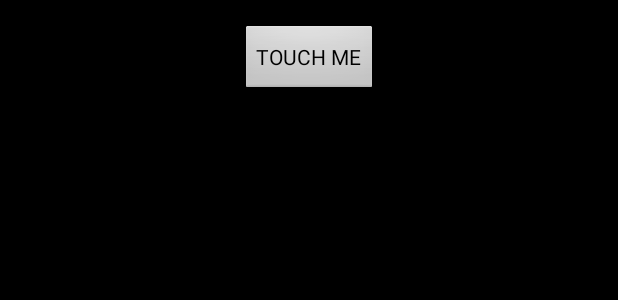
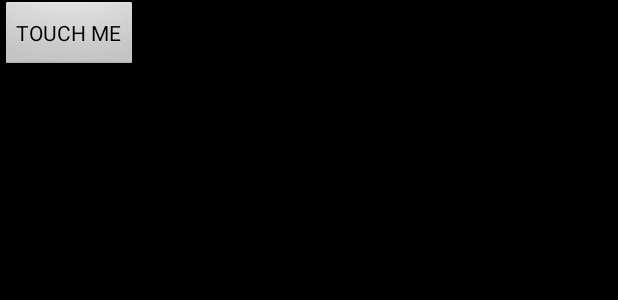
Before and after one commit to Trevorrush/jet_sports, an Android app: the layout activity_main.xml on its own in the app's theme, with its tools: preview values and no code run, on a phone screen of 412 x 824 dp. Shown: the top 300 px of the screen. Run offline under Robolectric (Android 15) with nearby library versions, the phone set to English and light mode, and no system bars.

```diff
--- a/app/src/main/AndroidManifest.xml
+++ b/app/src/main/AndroidManifest.xml
@@ -15,7 +15,7 @@
         android:allowBackup="true"
         android:icon="@drawable/ic_launcher"
         android:label="@string/app_name"
-        android:theme="@style/AppTheme" >
+        android:theme="@style/ReconTheme" >
         <uses-library android:name="com.reconinstruments.lib" />
         <uses-library android:name="com.reconinstruments.os" />
         <activity
--- a/app/src/main/res/layout/activity_main.xml
+++ b/app/src/main/res/layout/activity_main.xml
@@ -1,10 +1,8 @@
-<RelativeLayout xmlns:android="http://schemas.android.com/apk/res/android"
-    xmlns:tools="http://schemas.android.com/tools" android:layout_width="match_parent"
-    android:layout_height="match_parent" android:paddingLeft="@dimen/activity_horizontal_margin"
-    android:paddingRight="@dimen/activity_horizontal_margin"
-    android:paddingTop="@dimen/activity_vertical_margin"
-    android:paddingBottom="@dimen/activity_vertical_margin" tools:context=".MainActivity"
-    android:id="@+id/mainView">
+<?xml version="1.0" encoding="utf-8"?>
+<FrameLayout
+    xmlns:android="http://schemas.android.com/apk/res/android"
+    android:layout_width="match_parent"
+    android:layout_height="match_parent">
 
     <Button
         android:layout_width="wrap_content"
@@ -14,4 +12,4 @@
         android:layout_alignParentTop="true"
         android:layout_centerHorizontal="true" />
 
-</RelativeLayout>
+</FrameLayout>
--- a/app/src/main/res/values/strings.xml
+++ b/app/src/main/res/values/strings.xml
@@ -6,4 +6,7 @@
 
     <!--Progress text-->
     <string name="fetching_score">Fetching...</string>
+    <string name="fetching_score_details">This will only take a moment  :D</string>
+
+    <string name="fetching_success">Success!</string>
 </resources>
```
Also changed, not shown: app/src/main/java/com/travel/reconsports/MainActivity.java (+68 -20 lines), app/src/main/res/drawable/new_york_yankees.png (added), app/src/main/res/drawable/seattle_mariners.png (added).
